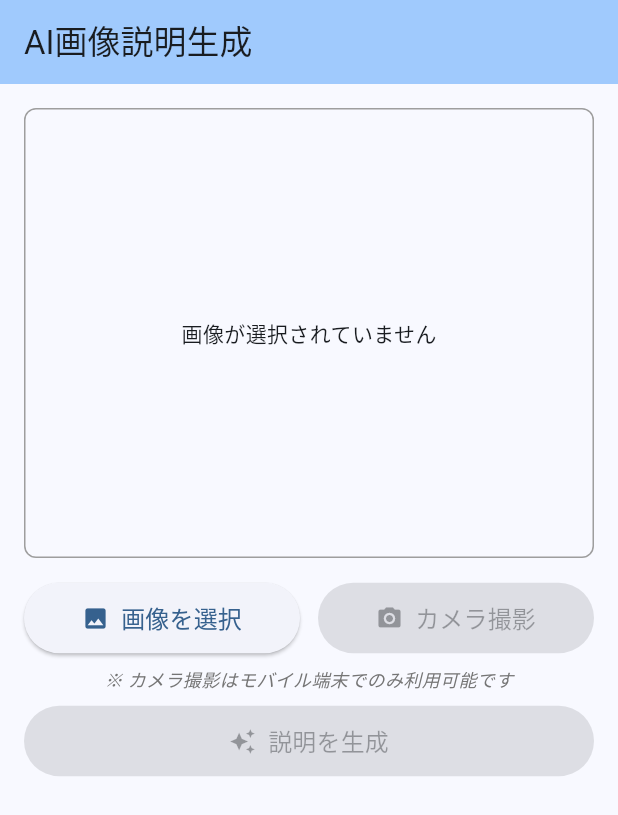
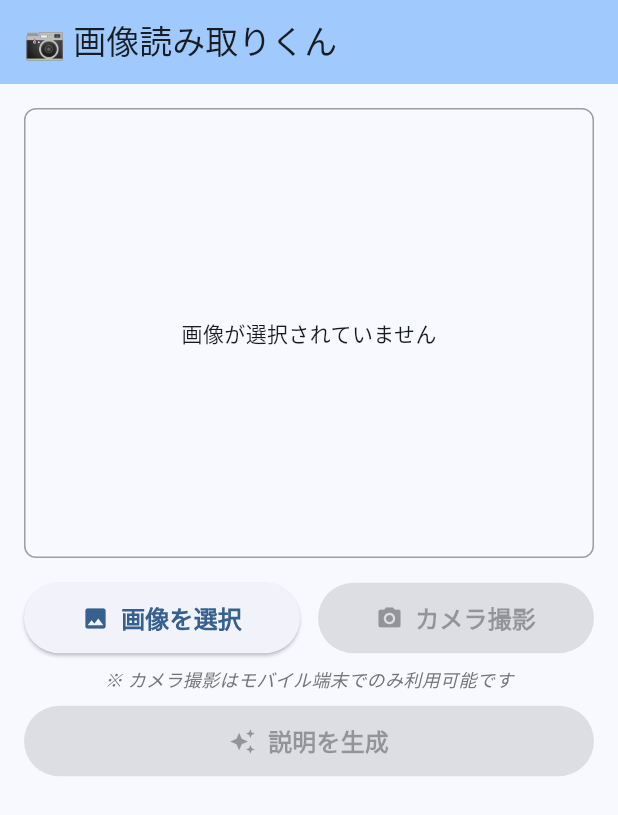
Before and after one commit to junhongo-ccs/image-ai, a Flutter app: the screen it shows after launch, on a phone screen of 412 x 824 dp. Shown: the top 815 px of the screen. Run offline on Flutter 3.47's test engine with Material 3 defaults, Android fonts, the light colour scheme and no system bars; our stand-ins replace image_picker; missing offline and left inert: dart:html, markdown_widget.

Commit message:
🎉 Rename app to '画像読み取りくん' - catchy and memorable!
- Updated app title and AppBar
- Added camera emoji for visual appeal
- Updated HTML meta tags and description
- Better branding for colleagues

```diff
--- a/lib/main.dart
+++ b/lib/main.dart
@@ -17,7 +17,7 @@ class MyApp extends StatelessWidget {
   @override
   Widget build(BuildContext context) {
     return MaterialApp(
-      title: 'AI画像説明',
+      title: '画像読み取りくん',
       theme: ThemeData(
         colorScheme: ColorScheme.fromSeed(seedColor: Colors.blue),
         useMaterial3: true,
@@ -124,7 +124,7 @@ class _ImageDescriptionPageState extends State<ImageDescriptionPage> {
   Widget build(BuildContext context) {
     return Scaffold(
       appBar: AppBar(
-        title: const Text('AI画像説明生成'),
+        title: const Text('📷 画像読み取りくん'),
         backgroundColor: Theme.of(context).colorScheme.inversePrimary,
       ),
       body: SingleChildScrollView(
@@ -167,7 +167,10 @@ class _ImageDescriptionPageState extends State<ImageDescriptionPage> {
                     icon: const Icon(Icons.image),
                     label: const Text(
                       '画像を選択',
-                      style: TextStyle(fontSize: 16),
+                      style: TextStyle(
+                        fontSize: 16,
+                        fontWeight: FontWeight.w600,
+                      ),
                     ),
                     style: ElevatedButton.styleFrom(
                       padding: const EdgeInsets.symmetric(vertical: 12),
@@ -181,7 +184,10 @@ class _ImageDescriptionPageState extends State<ImageDescriptionPage> {
                     icon: const Icon(Icons.camera_alt),
                     label: const Text(
                       'カメラ撮影',
-                      style: TextStyle(fontSize: 16),
+                      style: TextStyle(
+                        fontSize: 16,
+                        fontWeight: FontWeight.w600,
+                      ),
                     ),
                     style: ElevatedButton.styleFrom(
                       padding: const EdgeInsets.symmetric(vertical: 12),
@@ -213,7 +219,10 @@ class _ImageDescriptionPageState extends State<ImageDescriptionPage> {
               icon: const Icon(Icons.auto_awesome),
               label: const Text(
                 '説明を生成',
-                style: TextStyle(fontSize: 16),
+                style: TextStyle(
+                  fontSize: 16,
+                  fontWeight: FontWeight.w600,
+                ),
               ),
               style: ElevatedButton.styleFrom(
                 padding: const EdgeInsets.symmetric(vertical: 12),
```
Also changed, not shown: 21 other files.
